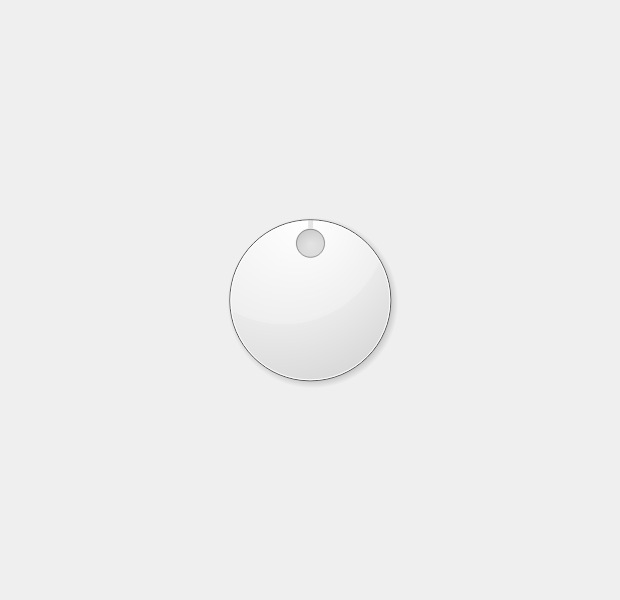
Old version of the form android/android-emu/android/skin/qt/extended-pages/rotary-input-page.ui in the repository aosp-mirror/platform_external_qemu.
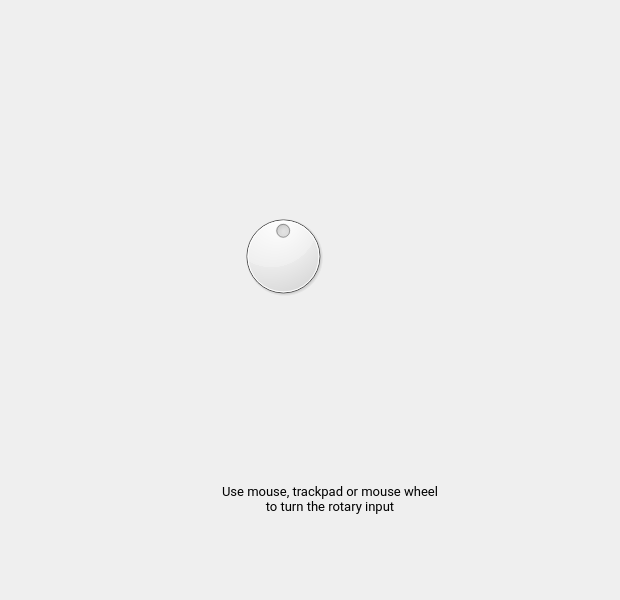
New version of the form. Icons and pictures are not drawn. Custom widgets are drawn as their Qt base class.

Commit message:
Update rotary input UI to fit mocks.
Created a custom QDial which can render a rotating SVG.

Still TODO: mocks have a gray background for the rotary
input page in the dark theme, which requires some
restructuring of the skin CSS.

The edit to the form file:
```diff
--- a/android/android-emu/android/skin/qt/extended-pages/rotary-input-page.ui
+++ b/android/android-emu/android/skin/qt/extended-pages/rotary-input-page.ui
@@ -13,46 +13,145 @@
   <property name="windowTitle">
    <string>Rotary input</string>
   </property>
-  <layout class="QGridLayout" name="gridLayout">
+  <layout class="QVBoxLayout" name="verticalLayout">
    <property name="leftMargin">
-    <number>210</number>
+    <number>190</number>
    </property>
    <property name="topMargin">
-    <number>200</number>
+    <number>150</number>
    </property>
    <property name="rightMargin">
-    <number>210</number>
+    <number>150</number>
    </property>
    <property name="bottomMargin">
-    <number>200</number>
+    <number>85</number>
    </property>
-   <item row="0" column="0">
-    <widget class="QDial" name="dial">
-     <property name="maximum">
-      <number>359</number>
+   <item alignment="Qt::AlignHCenter|Qt::AlignTop">
+    <widget class="QWidget" name="widget" native="true">
+     <property name="sizePolicy">
+      <sizepolicy hsizetype="Maximum" vsizetype="Preferred">
+       <horstretch>0</horstretch>
+       <verstretch>0</verstretch>
+      </sizepolicy>
      </property>
-     <property name="singleStep">
-      <number>5</number>
+     <property name="minimumSize">
+      <size>
+       <width>185</width>
+       <height>211</height>
+      </size>
      </property>
-     <property name="pageStep">
-      <number>45</number>
+     <widget class="QLabel" name="side_on_watch">
+      <property name="geometry">
+       <rect>
+        <x>29</x>
+        <y>0</y>
+        <width>152</width>
+        <height>211</height>
+       </rect>
+      </property>
+      <property name="sizePolicy">
+       <sizepolicy hsizetype="Fixed" vsizetype="Fixed">
+        <horstretch>0</horstretch>
+        <verstretch>0</verstretch>
+       </sizepolicy>
+      </property>
+      <property name="text">
+       <string/>
+      </property>
+      <property name="pixmap">
+       <pixmap resource="../resources.qrc">:/light/side_on_watch</pixmap>
+      </property>
+     </widget>
+     <widget class="RotaryInputDial" name="dial">
+      <property name="geometry">
+       <rect>
+        <x>0</x>
+        <y>60</y>
+        <width>92</width>
+        <height>92</height>
+       </rect>
+      </property>
+      <property name="sizePolicy">
+       <sizepolicy hsizetype="Fixed" vsizetype="Fixed">
+        <horstretch>0</horstretch>
+        <verstretch>0</verstretch>
+       </sizepolicy>
+      </property>
+      <property name="maximum">
+       <number>359</number>
+      </property>
+      <property name="singleStep">
+       <number>5</number>
+      </property>
+      <property name="pageStep">
+       <number>45</number>
+      </property>
+      <property name="value">
+       <number>180</number>
+      </property>
+      <property name="invertedControls">
+       <bool>true</bool>
+      </property>
+      <property name="wrapping">
+       <bool>true</bool>
+      </property>
+      <property name="notchesVisible">
+       <bool>false</bool>
+      </property>
+     </widget>
+    </widget>
+   </item>
+   <item alignment="Qt::AlignHCenter|Qt::AlignBottom">
+    <widget class="QLabel" name="instructionsLabel">
+     <property name="sizePolicy">
+      <sizepolicy hsizetype="Preferred" vsizetype="Maximum">
+       <horstretch>0</horstretch>
+       <verstretch>0</verstretch>
+      </sizepolicy>
      </property>
-     <property name="value">
-      <number>180</number>
+     <property name="minimumSize">
+      <size>
+       <width>220</width>
+       <height>0</height>
+      </size>
      </property>
-     <property name="invertedControls">
-      <bool>true</bool>
+     <property name="maximumSize">
+      <size>
+       <width>16777215</width>
+       <height>16777215</height>
+      </size>
      </property>
-     <property name="wrapping">
+     <property name="font">
+      <font>
+       <family>Roboto</family>
+       <pointsize>10</pointsize>
+      </font>
+     </property>
+     <property name="text">
+      <string>Use mouse, trackpad or mouse wheel to turn the rotary input</string>
+     </property>
+     <property name="alignment">
+      <set>Qt::AlignCenter</set>
+     </property>
+     <property name="wordWrap">
       <bool>true</bool>
      </property>
-     <property name="notchesVisible">
-      <bool>false</bool>
+     <property name="ColorGroup" stdset="0">
+      <string>Instruction</string>
      </property>
     </widget>
    </item>
   </layout>
  </widget>
- <resources/>
+ <customwidgets>
+  <customwidget>
+   <class>RotaryInputDial</class>
+   <extends>QDial</extends>
+   <header>android/skin/qt/extended-pages/rotary-input-dial.h</header>
+  </customwidget>
+ </customwidgets>
+ <resources>
+  <include location="../resources.qrc"/>
+ </resources>
  <connections/>
 </ui>
```
The commit also changes 13 other files.
